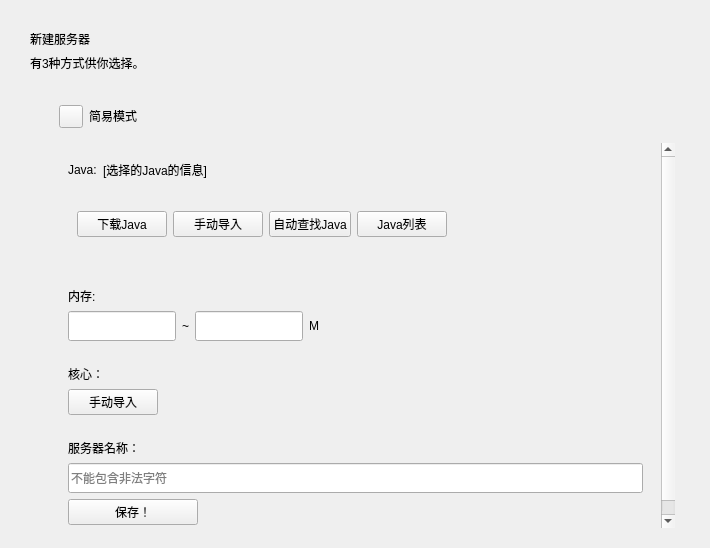
Old version of the form QtUI/Pages/configureInterface.ui in the repository MCSLTeam/MCSL2.
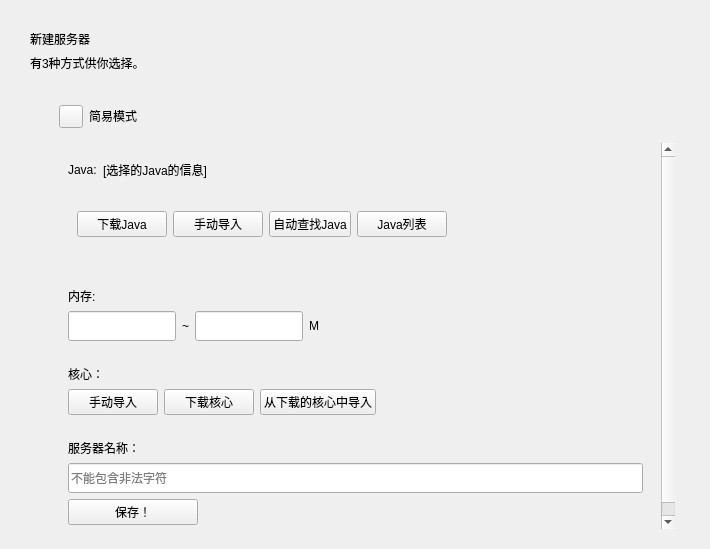
New version of the form. The open tabs and pages were chosen to show the change. Custom widgets are drawn as their Qt base class.

Commit message: F | 修复部分丢失的按钮

The edit to the form file:
```diff
--- a/QtUI/Pages/configureInterface.ui
+++ b/QtUI/Pages/configureInterface.ui
@@ -7,7 +7,7 @@
     <x>0</x>
     <y>0</y>
     <width>710</width>
-    <height>548</height>
+    <height>549</height>
    </rect>
   </property>
   <property name="sizePolicy">
@@ -424,8 +424,8 @@
            <rect>
             <x>0</x>
             <y>0</y>
-            <width>611</width>
-            <height>394</height>
+            <width>594</width>
+            <height>453</height>
            </rect>
           </property>
           <layout class="QVBoxLayout" name="noobNewServerScrollAreaVerticalLayout">
@@ -698,18 +698,18 @@
                 </property>
                </widget>
               </item>
-              <item row="1" column="2">
-               <spacer name="noobCoreSpacer">
-                <property name="orientation">
-                 <enum>Qt::Horizontal</enum>
+              <item row="1" column="3">
+               <widget class="PrimaryPushButton" name="noobAddCoreFromDownloadedPrimaryPushBtn">
+                <property name="sizePolicy">
+                 <sizepolicy hsizetype="Fixed" vsizetype="Fixed">
+                  <horstretch>0</horstretch>
+                  <verstretch>0</verstretch>
+                 </sizepolicy>
                 </property>
-                <property name="sizeHint" stdset="0">
-                 <size>
-                  <width>40</width>
-                  <height>20</height>
-                 </size>
+                <property name="text">
+                 <string>从下载的核心中导入</string>
                 </property>
-               </spacer>
+               </widget>
               </item>
               <item row="1" column="1">
                <widget class="PrimaryPushButton" name="noobManuallyAddCorePrimaryPushBtn">
@@ -730,6 +730,38 @@
                 </property>
                </widget>
               </item>
+              <item row="1" column="5">
+               <spacer name="noobCoreSpacer">
+                <property name="orientation">
+                 <enum>Qt::Horizontal</enum>
+                </property>
+                <property name="sizeHint" stdset="0">
+                 <size>
+                  <width>40</width>
+                  <height>20</height>
+                 </size>
+                </property>
+               </spacer>
+              </item>
+              <item row="1" column="2">
+               <widget class="PrimaryPushButton" name="noobDownloadCorePrimaryPushBtn">
+                <property name="sizePolicy">
+                 <sizepolicy hsizetype="Fixed" vsizetype="Fixed">
+                  <horstretch>0</horstretch>
+                  <verstretch>0</verstretch>
+                 </sizepolicy>
+                </property>
+                <property name="minimumSize">
+                 <size>
+                  <width>90</width>
+                  <height>0</height>
+                 </size>
+                </property>
+                <property name="text">
+                 <string>下载核心</string>
+                </property>
+               </widget>
+              </item>
              </layout>
             </widget>
            </item>
```
Left out of the diff: 81 changed lines with no effect on the pictures. The commit also changes 2 other files.
